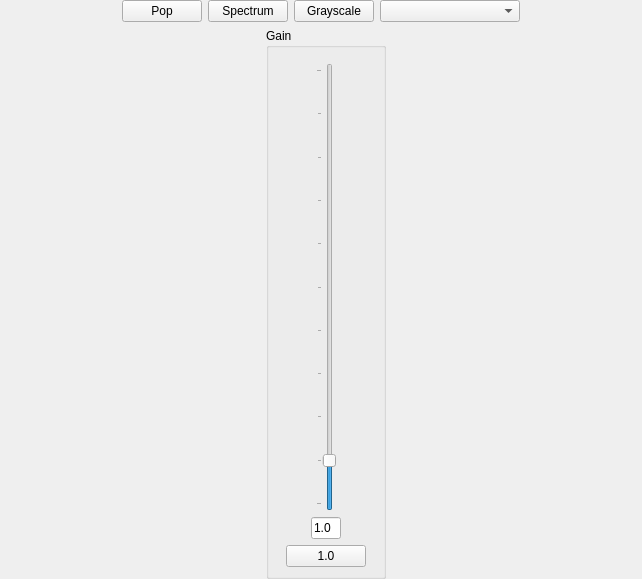
Above: crikit/ui/qt5-creator/ui_SglColorImage.ui from CCampJr/CRIkit2 before the change. Below: the same form after it.
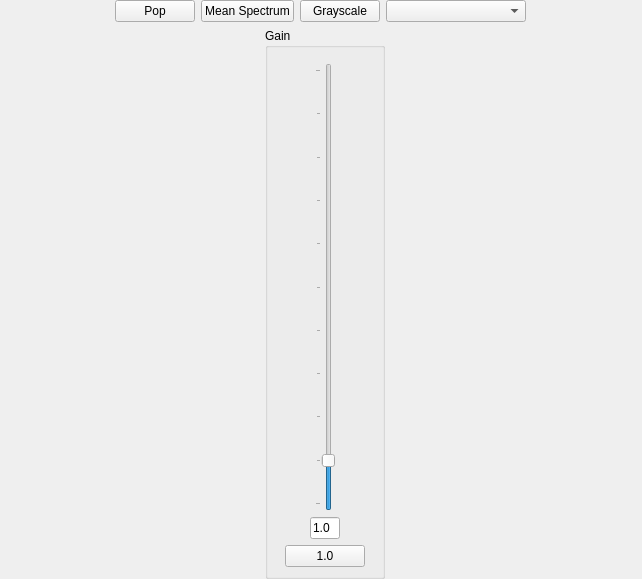
That is the form after the change.

Commit message: Mean spectrum of RGB now calculated and plotted with fill between as well

```diff
--- a/crikit/ui/qt5-creator/ui_SglColorImage.ui
+++ b/crikit/ui/qt5-creator/ui_SglColorImage.ui
@@ -56,7 +56,7 @@
            <bool>true</bool>
           </property>
           <property name="text">
-           <string>Spectrum</string>
+           <string>Mean Spectrum</string>
           </property>
          </widget>
         </item>
```
The commit also changes 2 other files.
